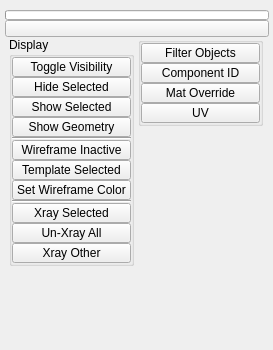
Above: ui/level_3/display.ui from m3trik/Scripts_portable before the change. Below: the same form after it.
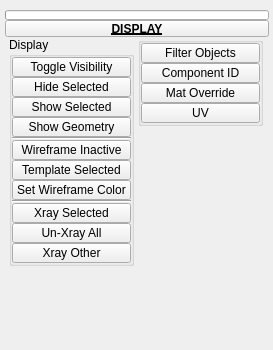
That is the form after the change. Custom widgets are drawn as their Qt base class.

The edit to the form file:
```diff
--- a/ui/level_3/display.ui
+++ b/ui/level_3/display.ui
@@ -516,8 +516,15 @@
          <height>17</height>
         </size>
        </property>
+       <property name="font">
+        <font>
+         <weight>75</weight>
+         <bold>true</bold>
+         <underline>true</underline>
+        </font>
+       </property>
        <property name="text">
-        <string/>
+        <string>DISPLAY</string>
        </property>
        <property name="checkable">
         <bool>true</bool>
```
